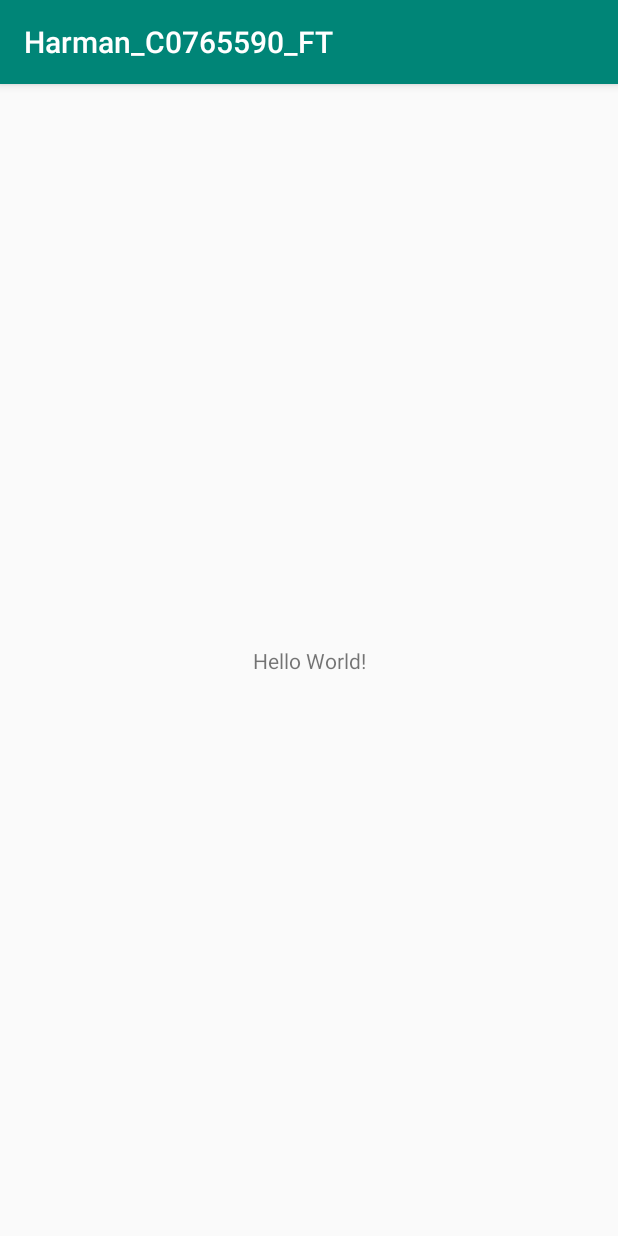
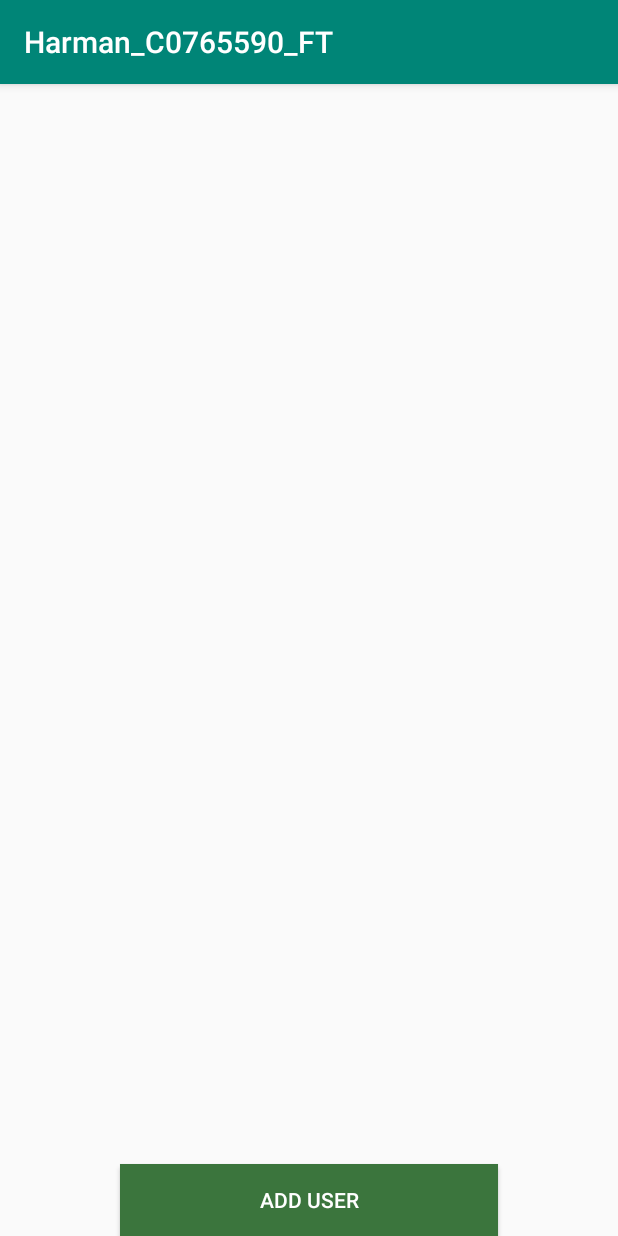
Before and after one commit to harman172/Harman_AndroidFT, an Android app: the screen it shows after launch (MainActivity), on a phone screen of 412 x 824 dp. Run offline under Robolectric (Android 15) with nearby library versions, the phone set to English and light mode, and no system bars.

Commit message:
AddUser fragment added

```diff
--- a/app/build.gradle
+++ b/app/build.gradle
@@ -23,6 +23,7 @@ dependencies {
     implementation fileTree(dir: 'libs', include: ['*.jar'])
     implementation 'androidx.appcompat:appcompat:1.1.0'
     implementation 'androidx.constraintlayout:constraintlayout:1.1.3'
+    implementation 'androidx.legacy:legacy-support-v4:1.0.0'
     testImplementation 'junit:junit:4.12'
     androidTestImplementation 'androidx.test.ext:junit:1.1.1'
     androidTestImplementation 'androidx.test.espresso:espresso-core:3.2.0'
--- /dev/null
+++ b/app/src/main/java/com/example/harman_c0765590_ft/fragments/AddUserFragment.java
@@ -0,0 +1,32 @@
+package com.example.harman_c0765590_ft.fragments;
+
+
+import android.os.Bundle;
+
+import androidx.fragment.app.Fragment;
+
+import android.view.LayoutInflater;
+import android.view.View;
+import android.view.ViewGroup;
+
+import com.example.harman_c0765590_ft.R;
+
+/**
+ * A simple {@link Fragment} subclass.
+ */
+public class AddUserFragment extends Fragment {
+
+
+    public AddUserFragment() {
+        // Required empty public constructor
+    }
+
+
+    @Override
+    public View onCreateView(LayoutInflater inflater, ViewGroup container,
+                             Bundle savedInstanceState) {
+        // Inflate the layout for this fragment
+        return inflater.inflate(R.layout.fragment_add_user, container, false);
+    }
+
+}
--- a/app/src/main/res/layout/activity_main.xml
+++ b/app/src/main/res/layout/activity_main.xml
@@ -1,18 +1,16 @@
 <?xml version="1.0" encoding="utf-8"?>
-<androidx.constraintlayout.widget.ConstraintLayout xmlns:android="http://schemas.android.com/apk/res/android"
+<LinearLayout xmlns:android="http://schemas.android.com/apk/res/android"
     xmlns:app="http://schemas.android.com/apk/res-auto"
     xmlns:tools="http://schemas.android.com/tools"
     android:layout_width="match_parent"
     android:layout_height="match_parent"
+    android:orientation="vertical"
     tools:context=".MainActivity">
 
-    <TextView
-        android:layout_width="wrap_content"
-        android:layout_height="wrap_content"
-        android:text="Hello World!"
-        app:layout_constraintBottom_toBottomOf="parent"
-        app:layout_constraintLeft_toLeftOf="parent"
-        app:layout_constraintRight_toRightOf="parent"
-        app:layout_constraintTop_toTopOf="parent" />
+    <fragment
+        android:id="@+id/frag_add_user"
+        android:layout_width="match_parent"
+        android:layout_height="match_parent"
+        android:name="com.example.harman_c0765590_ft.fragments.AddUserFragment"/>
 
-</androidx.constraintlayout.widget.ConstraintLayout>
+</LinearLayout>
--- /dev/null
+++ b/app/src/main/res/layout/fragment_add_user.xml
@@ -0,0 +1,29 @@
+<?xml version="1.0" encoding="utf-8"?>
+<RelativeLayout xmlns:android="http://schemas.android.com/apk/res/android"
+    xmlns:tools="http://schemas.android.com/tools"
+    android:layout_width="match_parent"
+    android:layout_height="match_parent"
+    android:layout_margin="10dp"
+    tools:context=".fragments.AddUserFragment">
+
+    <!-- TODO: Update blank fragment layout -->
+
+    <ListView
+        android:id="@+id/users_list"
+        android:layout_alignParentTop="true"
+        android:layout_marginVertical="10dp"
+        android:layout_above="@+id/btn_add_user"
+        android:layout_width="match_parent"
+        android:layout_height="wrap_content"/>
+
+    <Button
+        android:id="@+id/btn_add_user"
+        android:layout_width="match_parent"
+        android:layout_height="wrap_content"
+        android:text="ADD User"
+        android:layout_alignParentBottom="true"
+        android:layout_marginHorizontal="80dp"
+        android:textColor="#fff"
+        android:background="#3B753D"/>
+
+</RelativeLayout>
--- a/app/src/main/res/values/strings.xml
+++ b/app/src/main/res/values/strings.xml
@@ -1,3 +1,6 @@
 <resources>
     <string name="app_name">Harman_C0765590_FT</string>
+
+    <!-- TODO: Remove or change this placeholder text -->
+    <string name="hello_blank_fragment">Hello blank fragment</string>
 </resources>
```
